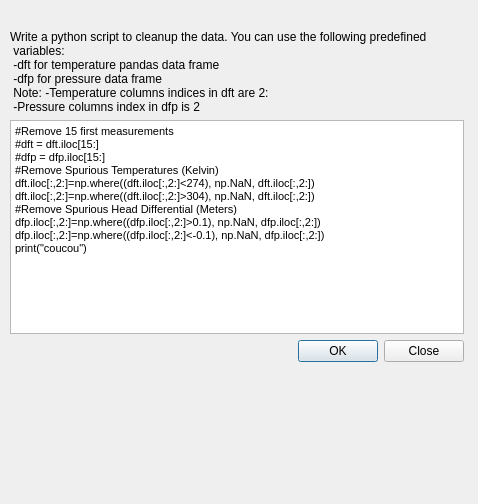
Above: molonari_data/molonaviz/dialogcleanup.ui from leamailhol/MOLO-projet-interface before the change. Below: the same form after it.
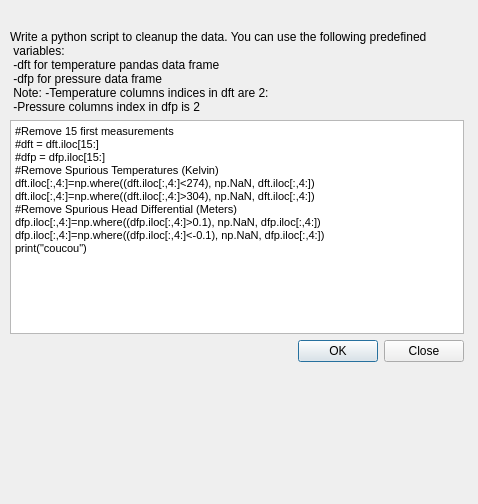
That is the form after the change.

What changed in the file:
```diff
--- a/molonari_data/molonaviz/dialogcleanup.ui
+++ b/molonari_data/molonaviz/dialogcleanup.ui
@@ -59,11 +59,11 @@
 &lt;p style=&quot; margin-top:0px; margin-bottom:0px; margin-left:0px; margin-right:0px; -qt-block-indent:0; text-indent:0px;&quot;&gt;&lt;span style=&quot; font-size:8pt;&quot;&gt;#dft = dft.iloc[15:]&lt;/span&gt;&lt;/p&gt;
 &lt;p style=&quot; margin-top:0px; margin-bottom:0px; margin-left:0px; margin-right:0px; -qt-block-indent:0; text-indent:0px;&quot;&gt;&lt;span style=&quot; font-size:8pt;&quot;&gt;#dfp = dfp.iloc[15:]&lt;/span&gt;&lt;/p&gt;
 &lt;p style=&quot; margin-top:0px; margin-bottom:0px; margin-left:0px; margin-right:0px; -qt-block-indent:0; text-indent:0px;&quot;&gt;&lt;span style=&quot; font-size:8pt;&quot;&gt;#Remove Spurious Temperatures (Kelvin)&lt;/span&gt;&lt;/p&gt;
-&lt;p style=&quot; margin-top:0px; margin-bottom:0px; margin-left:0px; margin-right:0px; -qt-block-indent:0; text-indent:0px;&quot;&gt;&lt;span style=&quot; font-size:8pt;&quot;&gt;dft.iloc[:,2:]=np.where((dft.iloc[:,2:]&amp;lt;274), np.NaN, dft.iloc[:,2:])&lt;/span&gt;&lt;/p&gt;
-&lt;p style=&quot; margin-top:0px; margin-bottom:0px; margin-left:0px; margin-right:0px; -qt-block-indent:0; text-indent:0px;&quot;&gt;&lt;span style=&quot; font-size:8pt;&quot;&gt;dft.iloc[:,2:]=np.where((dft.iloc[:,2:]&amp;gt;304), np.NaN, dft.iloc[:,2:])&lt;/span&gt;&lt;/p&gt;
+&lt;p style=&quot; margin-top:0px; margin-bottom:0px; margin-left:0px; margin-right:0px; -qt-block-indent:0; text-indent:0px;&quot;&gt;&lt;span style=&quot; font-size:8pt;&quot;&gt;dft.iloc[:,4:]=np.where((dft.iloc[:,4:]&amp;lt;274), np.NaN, dft.iloc[:,4:])&lt;/span&gt;&lt;/p&gt;
+&lt;p style=&quot; margin-top:0px; margin-bottom:0px; margin-left:0px; margin-right:0px; -qt-block-indent:0; text-indent:0px;&quot;&gt;&lt;span style=&quot; font-size:8pt;&quot;&gt;dft.iloc[:,4:]=np.where((dft.iloc[:,4:]&amp;gt;304), np.NaN, dft.iloc[:,4:])&lt;/span&gt;&lt;/p&gt;
 &lt;p style=&quot; margin-top:0px; margin-bottom:0px; margin-left:0px; margin-right:0px; -qt-block-indent:0; text-indent:0px;&quot;&gt;&lt;span style=&quot; font-size:8pt;&quot;&gt;#Remove Spurious Head Differential (Meters)&lt;/span&gt;&lt;/p&gt;
-&lt;p style=&quot; margin-top:0px; margin-bottom:0px; margin-left:0px; margin-right:0px; -qt-block-indent:0; text-indent:0px;&quot;&gt;&lt;span style=&quot; font-size:8pt;&quot;&gt;dfp.iloc[:,2:]=np.where((dfp.iloc[:,2:]&amp;gt;0.1), np.NaN, dfp.iloc[:,2:])&lt;/span&gt;&lt;/p&gt;
-&lt;p style=&quot; margin-top:0px; margin-bottom:0px; margin-left:0px; margin-right:0px; -qt-block-indent:0; text-indent:0px;&quot;&gt;&lt;span style=&quot; font-size:8pt;&quot;&gt;dfp.iloc[:,2:]=np.where((dfp.iloc[:,2:]&amp;lt;-0.1), np.NaN, dfp.iloc[:,2:])&lt;/span&gt;&lt;/p&gt;
+&lt;p style=&quot; margin-top:0px; margin-bottom:0px; margin-left:0px; margin-right:0px; -qt-block-indent:0; text-indent:0px;&quot;&gt;&lt;span style=&quot; font-size:8pt;&quot;&gt;dfp.iloc[:,4:]=np.where((dfp.iloc[:,4:]&amp;gt;0.1), np.NaN, dfp.iloc[:,4:])&lt;/span&gt;&lt;/p&gt;
+&lt;p style=&quot; margin-top:0px; margin-bottom:0px; margin-left:0px; margin-right:0px; -qt-block-indent:0; text-indent:0px;&quot;&gt;&lt;span style=&quot; font-size:8pt;&quot;&gt;dfp.iloc[:,4:]=np.where((dfp.iloc[:,4:]&amp;lt;-0.1), np.NaN, dfp.iloc[:,4:])&lt;/span&gt;&lt;/p&gt;
 &lt;p style=&quot; margin-top:0px; margin-bottom:0px; margin-left:0px; margin-right:0px; -qt-block-indent:0; text-indent:0px;&quot;&gt;&lt;span style=&quot; font-size:8pt;&quot;&gt;print(&amp;quot;coucou&amp;quot;)&lt;/span&gt;&lt;/p&gt;&lt;/body&gt;&lt;/html&gt;</string>
       </property>
      </widget>
```
